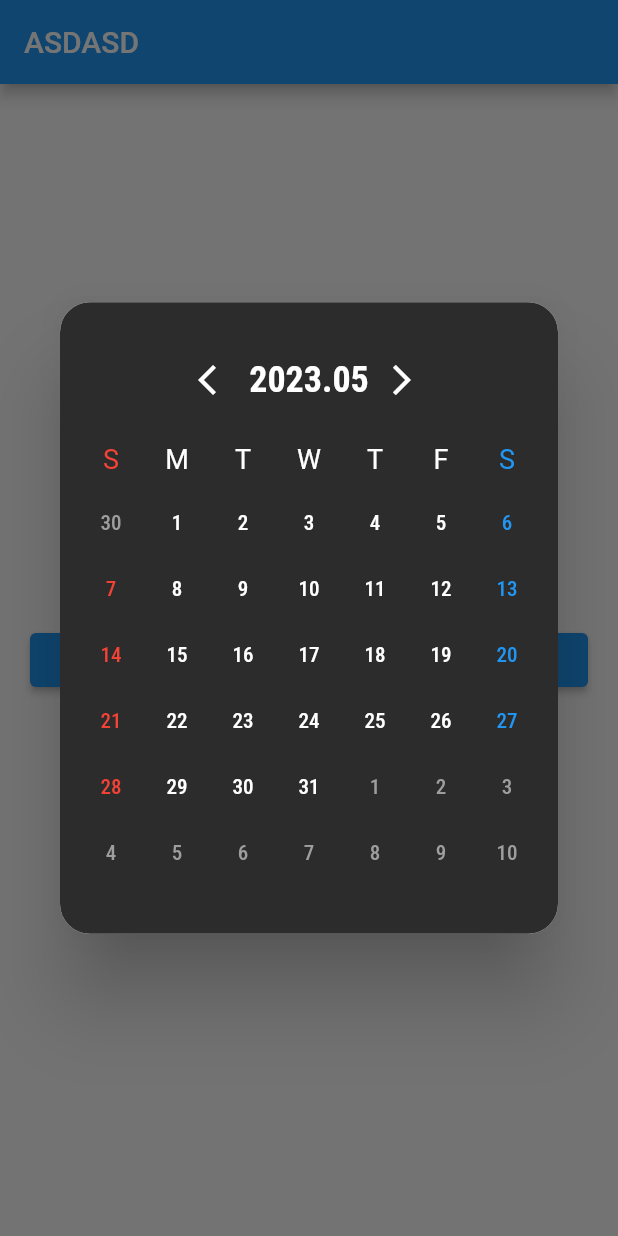
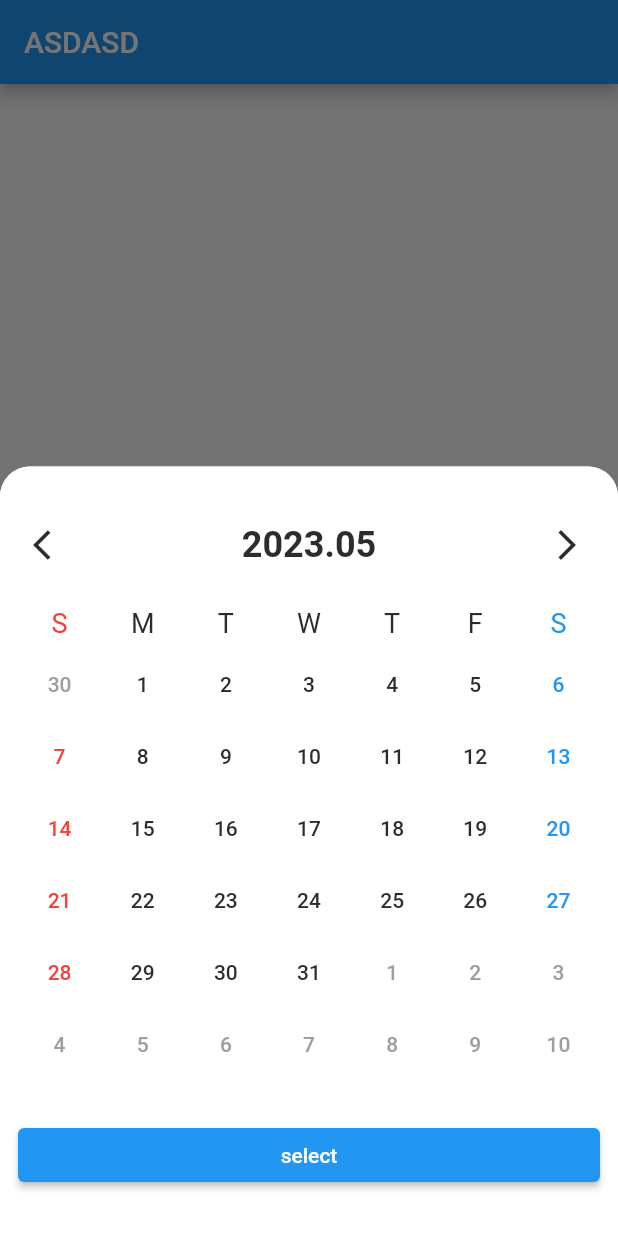
Before and after one commit to 96kyle/practiceLibrary, a Flutter app: the screen it shows after launch, after a tap on "click me", on a phone screen of 412 x 824 dp. Run offline on Flutter 3.47's test engine with Material 2 defaults, Android fonts, the phone set to English and light mode, and no system bars; our stand-ins replace flip_card, flutter_colorpicker, google_fonts, image_gallery_saver, permission_handler, smooth_page_indicator; Roboto replaces fonts that are missing (Prompt).

Commit message:
ui 디테일 추가

```diff
--- a/lib/pages/datepicker/date_picker_page.dart
+++ b/lib/pages/datepicker/date_picker_page.dart
@@ -25,24 +25,29 @@ class _DatePickerPageState extends State<DatePickerPage> {
           mainAxisAlignment: MainAxisAlignment.center,
           crossAxisAlignment: CrossAxisAlignment.stretch,
           children: [
-            ElevatedButton(
-                onPressed: () {
-                  showDialog(
+            Builder(builder: (ctx) {
+              return ElevatedButton(
+                onPressed: () async {
+                  var result = await showModalBottomSheet(
+                    isScrollControlled: true,
+                    shape: RoundedRectangleBorder(
+                      borderRadius: BorderRadius.vertical(
+                        top: Radius.circular(20),
+                        bottom: Radius.zero,
+                      ),
+                    ),
                     context: context,
-                    builder: (context) => Dialog(
-                      shape: RoundedRectangleBorder(
-                        borderRadius: BorderRadius.all(
-                          Radius.circular(20),
-                        ),
-                      ),
-                      child: DatePickerWidgetTemp(
-                        returnDateType: ReturnDateType.range,
-                        darkMode: true,
-                      ),
+                    builder: (context) => DatePickerWidgetTemp(
+                      returnDateType: ReturnDateType.each,
+                      initialDateList: [DateTime.now()],
+                      darkMode: false,
+                      rangeColor: Colors.grey,
                     ),
                   );
                 },
-                child: Text('click me')),
+                child: Text('click me'),
+              );
+            }),
           ],
         ),
       ),
--- a/lib/pages/datepicker/date_picker_widget_temp.dart
+++ b/lib/pages/datepicker/date_picker_widget_temp.dart
@@ -1,5 +1,4 @@
 import 'package:carousel/pages/datepicker/date_picker.dart';
-import 'package:carousel/pages/datepicker/date_picker_widget.dart';
 import 'package:flutter/material.dart';
 import 'package:google_fonts/google_fonts.dart';
 
@@ -8,9 +7,9 @@ class DatePickerWidgetTemp extends StatefulWidget {
     this.returnDateType = ReturnDateType.each,
     this.initialDateList,
     this.initialDateRange,
-    this.selectedColor = const Color(0xFFFFD300),
-    this.rangeColor = const Color(0xFFEBEBEB),
-    this.selectedFontColor = Colors.white,
+    this.selectedColor = Colors.blue,
+    this.rangeColor = Colors.grey,
+    this.selectedFontColor,
     this.darkMode = false,
     Key? key,
   }) : super(key: key);
@@ -20,7 +19,7 @@ class DatePickerWidgetTemp extends StatefulWidget {
   final DateTimeRange? initialDateRange;
   final Color selectedColor;
   final Color rangeColor;
-  final Color selectedFontColor;
+  final Color? selectedFontColor;
   final bool darkMode;
 
   @override
@@ -33,6 +32,7 @@ class _DatePickerWidgetState extends State<DatePickerWidgetTemp> {
   List<DateTime> _calender = [];
   DateTime? _selectRangeStart;
   DateTime? _selectRangeEnd;
+  late Color _selectedFontColor;
 
   late DateTime _viewMonth;
 
@@ -44,6 +44,7 @@ class _DatePickerWidgetState extends State<DatePickerWidgetTemp> {
     _selectRangeStart = widget.initialDateRange?.start ?? null;
     _selectRangeEnd = widget.initialDateRange?.end ?? null;
     _viewMonth = DateTime.now();
+    _selectedFontColor = widget.darkMode ? Color(0xFF2C2C2C) : Colors.white;
 
     viewCalender();
     setState(() {});
@@ -118,8 +119,9 @@ class _DatePickerWidgetState extends State<DatePickerWidgetTemp> {
         vertical: 30,
       ),
       decoration: BoxDecoration(
-        borderRadius: BorderRadius.all(
-          Radius.circular(20),
+        borderRadius: BorderRadius.vertical(
+          top: Radius.circular(20),
+          bottom: Radius.zero,
         ),
         color: widget.darkMode ? Color(0xFF2C2C2C) : Colors.white,
       ),
@@ -128,7 +130,7 @@ class _DatePickerWidgetState extends State<DatePickerWidgetTemp> {
         mainAxisSize: MainAxisSize.min,
         children: [
           Row(
-            mainAxisAlignment: MainAxisAlignment.center,
+            mainAxisAlignment: MainAxisAlignment.spaceBetween,
             children: [
               GestureDetector(
                 onTap: () {
@@ -145,7 +147,7 @@ class _DatePickerWidgetState extends State<DatePickerWidgetTemp> {
               ),
               Text(
                 _viewMonth.month < 10 ? '${_viewMonth.year}.0${_viewMonth.month}' : '${_viewMonth.year}.${_viewMonth.month}',
-                style: GoogleFonts.robotoCondensed(
+                style: GoogleFonts.prompt(
                   fontSize: 24,
                   fontWeight: FontWeight.bold,
                   color: widget.darkMode ? Colors.white : Color(0xFF2C2C2C),
@@ -177,7 +179,7 @@ class _DatePickerWidgetState extends State<DatePickerWidgetTemp> {
                   child: Text(
                     weekNames[index],
                     textAlign: TextAlign.center,
-                    style: GoogleFonts.roboto(
+                    style: GoogleFonts.prompt(
                       fontSize: 18,
                       color: index == 0
                           ? Colors.red
@@ -206,7 +208,7 @@ class _DatePickerWidgetState extends State<DatePickerWidgetTemp> {
                 ...List.generate(
                   6,
                   (index1) => Padding(
-                    padding: EdgeInsets.only(bottom: 4),
+                    padding: EdgeInsets.only(bottom: 12),
                     child: Row(
                       children: [
                         ...List.generate(
@@ -232,14 +234,40 @@ class _DatePickerWidgetState extends State<DatePickerWidgetTemp> {
                                       }
                                       setState(() {});
                                     },
-                              child: Padding(
-                                padding: EdgeInsets.symmetric(
-                                  vertical: 4,
+                              child: Container(
+                                decoration: BoxDecoration(
+                                  color: widget.returnDateType == ReturnDateType.range &&
+                                          _selectRangeStart != null &&
+                                          _selectRangeEnd != null &&
+                                          (_selectRangeStart!.isBefore(_calender[index1 * 7 + index2]) &&
+                                              _selectRangeEnd!.isAfter(_calender[index1 * 7 + index2]))
+                                      ? widget.rangeColor.withOpacity(.3)
+                                      : null,
+                                  gradient:
+                                      _selectRangeStart != null && _selectRangeEnd != null && _selectRangeStart == _calender[index1 * 7 + index2]
+                                          ? LinearGradient(
+                                              tileMode: TileMode.clamp,
+                                              colors: [
+                                                Colors.transparent,
+                                                widget.rangeColor.withOpacity(.3),
+                                              ],
+                                              stops: [.3, .5],
+                                            )
+                                          : _selectRangeStart != null && _selectRangeEnd != null && _selectRangeEnd == _calender[index1 * 7 + index2]
+                                              ? LinearGradient(
+                                                  tileMode: TileMode.clamp,
+                                                  colors: [
+                                                    widget.rangeColor.withOpacity(.3),
+                                                    Colors.transparent,
+                                                  ],
+                                                  stops: [.3, .5],
+                                                )
+                                              : null,
                                 ),
                                 child: Container(
                                   padding: EdgeInsets.symmetric(
-                                    horizontal: 8,
-                                    vertical: 8,
+                                    horizontal: 10,
+                                    vertical: 10,
                                   ),
                                   decoration: BoxDecoration(
                                     shape: BoxShape.circle,
@@ -248,7 +276,7 @@ class _DatePickerWidgetState extends State<DatePickerWidgetTemp> {
                                   child: Text(
                                     _calender[index1 * 7 + index2].day.toString(),
                                     textAlign: TextAlign.center,
-                                    style: GoogleFonts.robotoCondensed(
+                                    style: GoogleFonts.prompt(
                                       fontWeight: FontWeight.w500,
                                       fontSize: 14,
                                       color: dayTextColor(_calender[index1 * 7 + index2]),
@@ -262,6 +290,14 @@ class _DatePickerWidgetState extends State<DatePickerWidgetTemp> {
                       ],
                     ),
                   ),
+                ),
+                SizedBox(
+                  height: 20,
+                ),
+                ElevatedButton(
+                  style: ElevatedButton.styleFrom(),
+                  onPressed: () {},
+                  child: Text('select'),
                 ),
               ],
             ),
@@ -278,8 +314,6 @@ class _DatePickerWidgetState extends State<DatePickerWidgetTemp> {
             : Colors.transparent
         : _selectRangeStart == date || _selectRangeEnd == date
             ? widget.selectedColor
-            : _selectRangeStart != null && _selectRangeEnd != null && date.isAfter(_selectRangeStart!) && date.isBefore(_selectRangeEnd!)
-                ? widget.rangeColor
             : Colors.transparent;
   }
 
@@ -289,20 +323,18 @@ class _DatePickerWidgetState extends State<DatePickerWidgetTemp> {
                   date,
                 ) !=
                 -1
-            ? widget.selectedFontColor
+            ? _selectedFontColor
             : date.month != _viewMonth.month
                 ? Colors.grey
                 : date.weekday == 6
                     ? Colors.blue
                     : date.weekday == 7
                         ? Colors.red
+                        : widget.darkMode
+                            ? Colors.white
                             : Color(0xFF2C2C2C)
         : (_selectRangeStart == date || _selectRangeEnd == date)
-            ? widget.selectedFontColor
-            : _selectRangeStart != null &&
-                    _selectRangeEnd != null &&
-                    (_selectRangeStart!.subtract(Duration(days: 1)).isBefore(date) && _selectRangeEnd!.add(Duration(days: 1)).isAfter(date))
-                ? widget.selectedFontColor
+            ? _selectedFontColor
             : date.month != _viewMonth.month
                 ? Colors.grey
                 : date.weekday == 6
```
Lines whose indentation alone changed are shown as unchanged.
